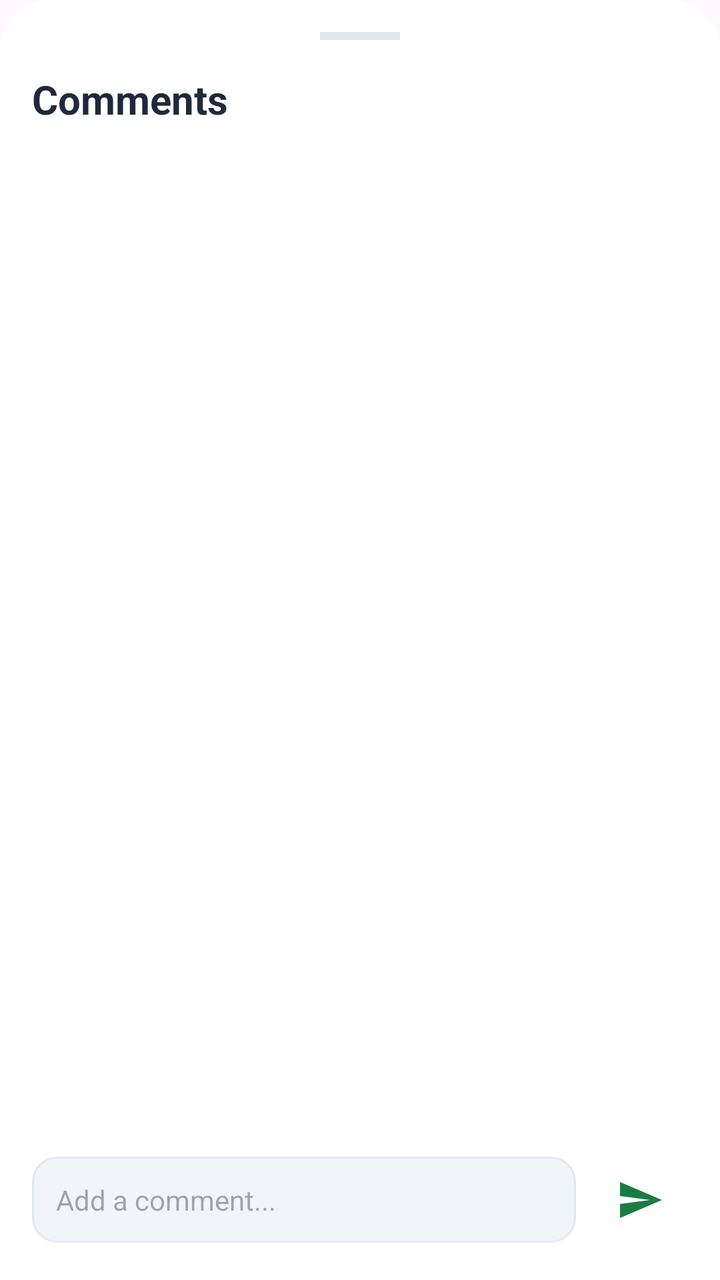
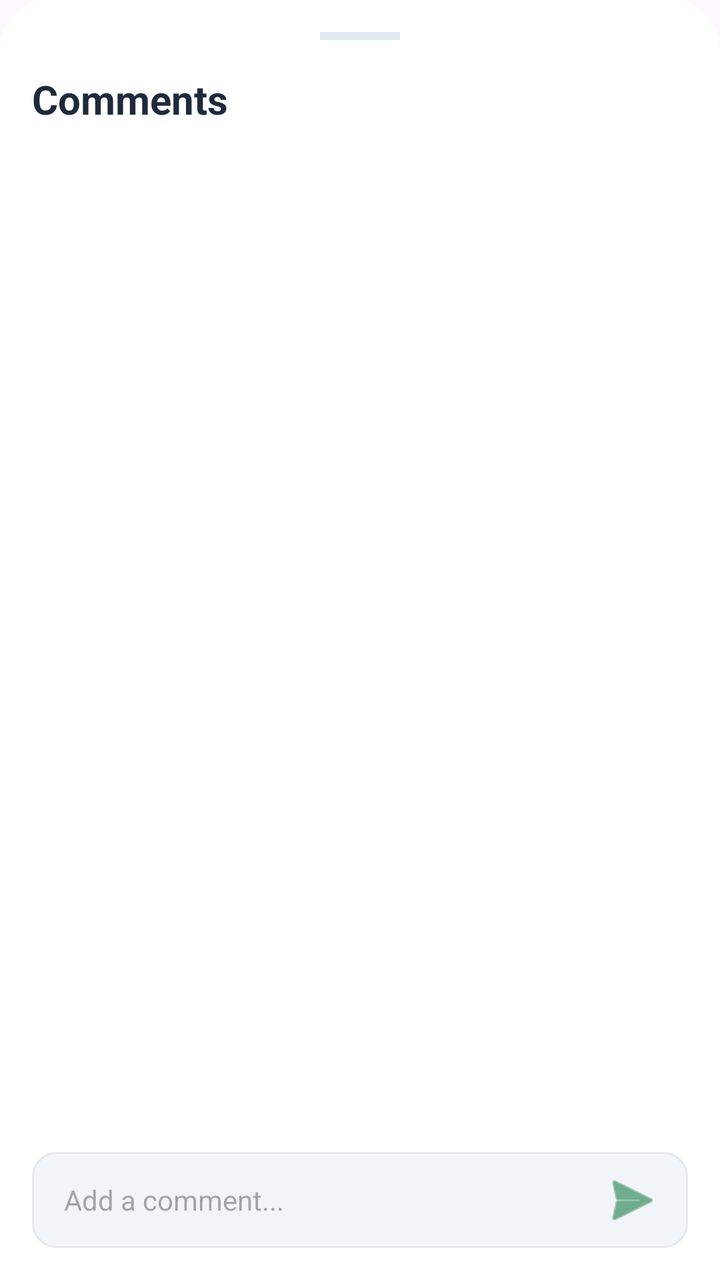

Compare the two renders of this Android layout. The source of the first and the diff that turns it into the second are given below.
<!-- AndroidManifest.xml: application theme Theme.BAUSThub -->
<!-- res/layout/dialog_comments.xml -->
<?xml version="1.0" encoding="utf-8"?>
<LinearLayout xmlns:android="http://schemas.android.com/apk/res/android"
    android:layout_width="match_parent"
    android:layout_height="match_parent"
    android:background="@drawable/bottom_sheet_bg"
    android:orientation="vertical"
    android:padding="16dp">

    <View
        android:layout_width="40dp"
        android:layout_height="4dp"
        android:layout_gravity="center"
        android:layout_marginBottom="16dp"
        android:background="@color/border_grey" />

    <TextView
        android:layout_width="wrap_content"
        android:layout_height="wrap_content"
        android:text="Comments"
        android:textColor="@color/text_dark"
        android:textSize="20sp"
        android:textStyle="bold" />

    <androidx.recyclerview.widget.RecyclerView
        android:id="@+id/rvComments"
        android:layout_width="match_parent"
        android:layout_height="0dp"
        android:layout_marginTop="16dp"
        android:layout_weight="1" />

    <LinearLayout
        android:layout_width="match_parent"
        android:layout_height="wrap_content"
        android:layout_marginTop="8dp"
        android:gravity="center_vertical"
        android:orientation="horizontal">

        <EditText
            android:id="@+id/etComment"
            android:layout_width="0dp"
            android:layout_height="wrap_content"
            android:layout_weight="1"
            android:background="@drawable/edit_text_bg"
            android:hint="Add a comment..."
            android:padding="12dp"
            android:textColor="@color/text_dark"
            android:textSize="14sp" />

        <ImageButton
            android:id="@+id/btnSendComment"
            android:layout_width="48dp"
            android:layout_height="48dp"
            android:layout_marginStart="8dp"
            android:background="?attr/selectableItemBackgroundBorderless"
            android:src="@drawable/ic_send"
            app:tint="@color/baust_green"
            xmlns:app="http://schemas.android.com/apk/res-auto" />
    </LinearLayout>

</LinearLayout>
<!-- resources referenced by this layout -->
<resources>
  <color name="baust_green">#1B7C43</color>
  <color name="border_grey">#E2E8F0</color>
  <color name="text_dark">#1E293B</color>
  <!-- drawable bottom_sheet_bg (drawable) -->
  <?xml version="1.0" encoding="utf-8"?>
  <shape xmlns:android="http://schemas.android.com/apk/res/android">
      <solid android:color="@color/white" />
      <corners
          android:topLeftRadius="24dp"
          android:topRightRadius="24dp" />
  </shape>
  <!-- drawable edit_text_bg (drawable) -->
  <?xml version="1.0" encoding="utf-8"?>
  <shape xmlns:android="http://schemas.android.com/apk/res/android">
      <solid android:color="@color/input_bg" />
      <corners android:radius="12dp" />
      <stroke android:width="1dp" android:color="@color/border_grey" />
  </shape>
  <!-- drawable ic_send (drawable) -->
  <vector xmlns:android="http://schemas.android.com/apk/res/android"
      android:width="24dp"
      android:height="24dp"
      android:viewportWidth="24"
      android:viewportHeight="24">
      <path
          android:fillColor="@color/white"
          android:pathData="M2.01,21L23,12 2.01,3 2,10l15,2 -15,2z" />
  </vector>
  <style name="Theme.BAUSThub" parent="Base.Theme.BAUSThub" />
  <color name="white">#FFFFFFFF</color>
  <color name="input_bg">#F1F5F9</color>
  <style name="Base.Theme.BAUSThub" parent="Theme.Material3.DayNight.NoActionBar">
          
          
      </style>
</resources>

<!-- the commit's change to res/layout/dialog_comments.xml (unified diff, before → after) -->
@@ -32,15 +32,17 @@
         android:layout_width="match_parent"
         android:layout_height="wrap_content"
         android:layout_marginTop="8dp"
+        android:background="@drawable/edit_text_bg"
         android:gravity="center_vertical"
-        android:orientation="horizontal">
+        android:orientation="horizontal"
+        android:paddingHorizontal="4dp">
 
         <EditText
             android:id="@+id/etComment"
             android:layout_width="0dp"
             android:layout_height="wrap_content"
             android:layout_weight="1"
-            android:background="@drawable/edit_text_bg"
+            android:background="@android:color/transparent"
             android:hint="Add a comment..."
             android:padding="12dp"
             android:textColor="@color/text_dark"
@@ -50,9 +52,9 @@
             android:id="@+id/btnSendComment"
             android:layout_width="48dp"
             android:layout_height="48dp"
-            android:layout_marginStart="8dp"
             android:background="?attr/selectableItemBackgroundBorderless"
-            android:src="@drawable/ic_send"
+            android:src="@android:drawable/ic_menu_send"
+            android:contentDescription="Send"
             app:tint="@color/baust_green"
             xmlns:app="http://schemas.android.com/apk/res-auto" />
     </LinearLayout>
<!-- resource entries referenced after the edit -->
@@ -18,16 +18,6 @@
       <corners android:radius="12dp" />
       <stroke android:width="1dp" android:color="@color/border_grey" />
   </shape>
-  <!-- drawable ic_send (drawable) -->
-  <vector xmlns:android="http://schemas.android.com/apk/res/android"
-      android:width="24dp"
-      android:height="24dp"
-      android:viewportWidth="24"
-      android:viewportHeight="24">
-      <path
-          android:fillColor="@color/white"
-          android:pathData="M2.01,21L23,12 2.01,3 2,10l15,2 -15,2z" />
-  </vector>
   <style name="Theme.BAUSThub" parent="Base.Theme.BAUSThub" />
   <color name="white">#FFFFFFFF</color>
   <color name="input_bg">#F1F5F9</color>
